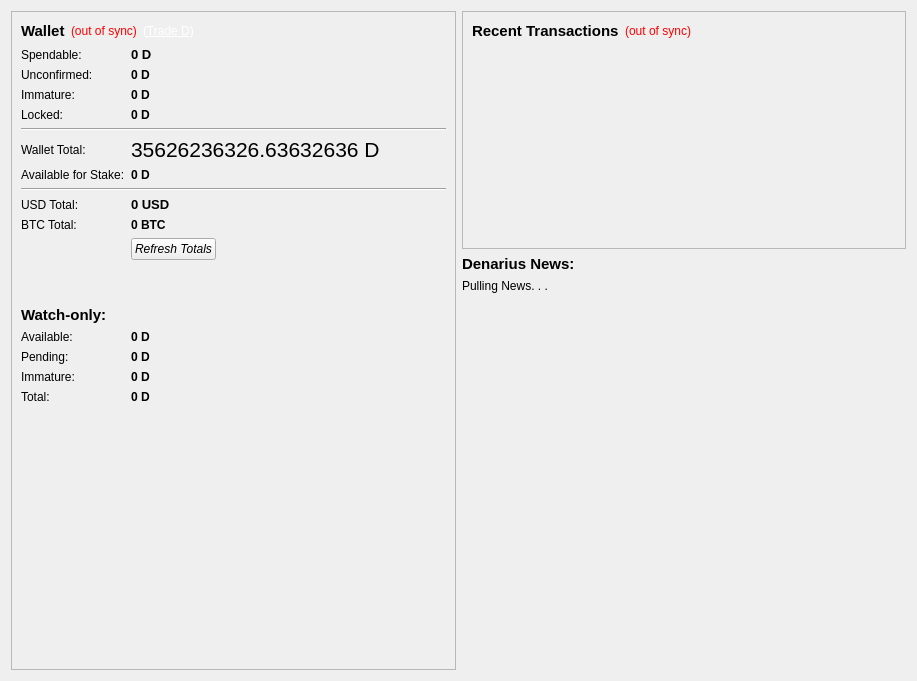
This is src/qt/forms/overviewpage.ui in metaspartan/denarius as Qt 5 draws it before an edit. The edited form follows.
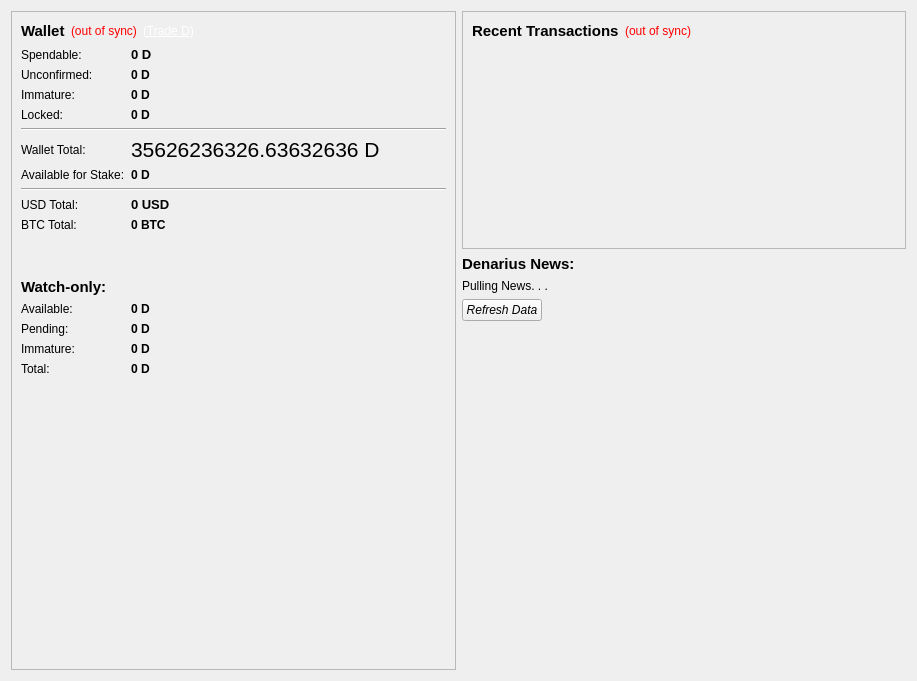
This is the edited form. Icons and pictures are not drawn.

The edit to the form file:
```diff
--- a/src/qt/forms/overviewpage.ui
+++ b/src/qt/forms/overviewpage.ui
@@ -338,49 +338,6 @@
             </property>
            </widget>
           </item>
-          <item row="12" column="1" colspan="2">
-           <widget class="QPushButton" name="refreshButton">
-            <property name="sizePolicy">
-             <sizepolicy hsizetype="Fixed" vsizetype="Fixed">
-              <horstretch>0</horstretch>
-              <verstretch>0</verstretch>
-             </sizepolicy>
-            </property>
-            <property name="baseSize">
-             <size>
-              <width>0</width>
-              <height>0</height>
-             </size>
-            </property>
-            <property name="font">
-             <font>
-              <italic>true</italic>
-             </font>
-            </property>
-            <property name="toolTip">
-             <string>Refresh your USD and BTC estimated totals, forces price data from CMC.</string>
-            </property>
-            <property name="layoutDirection">
-             <enum>Qt::LeftToRight</enum>
-            </property>
-            <property name="text">
-             <string>Refresh Totals</string>
-            </property>
-            <property name="icon">
-             <iconset resource="../bitcoin.qrc">
-              <normaloff>:/icons/refresh</normaloff>:/icons/refresh</iconset>
-            </property>
-            <property name="autoDefault">
-             <bool>false</bool>
-            </property>
-            <property name="default">
-             <bool>false</bool>
-            </property>
-            <property name="flat">
-             <bool>false</bool>
-            </property>
-           </widget>
-          </item>
           <item row="3" column="0">
            <widget class="QLabel" name="labelImmatureText">
             <property name="text">
@@ -686,6 +643,49 @@
        </property>
       </widget>
      </item>
+     <item>
+      <widget class="QPushButton" name="refreshButton">
+       <property name="sizePolicy">
+        <sizepolicy hsizetype="Fixed" vsizetype="Fixed">
+         <horstretch>0</horstretch>
+         <verstretch>0</verstretch>
+        </sizepolicy>
+       </property>
+       <property name="baseSize">
+        <size>
+         <width>0</width>
+         <height>0</height>
+        </size>
+       </property>
+       <property name="font">
+        <font>
+         <italic>true</italic>
+        </font>
+       </property>
+       <property name="toolTip">
+        <string>Refresh your USD and BTC estimated totals, forces price data from CMC.</string>
+       </property>
+       <property name="layoutDirection">
+        <enum>Qt::LeftToRight</enum>
+       </property>
+       <property name="text">
+        <string>Refresh Data</string>
+       </property>
+       <property name="icon">
+        <iconset resource="../bitcoin.qrc">
+         <normaloff>:/icons/refresh</normaloff>:/icons/refresh</iconset>
+       </property>
+       <property name="autoDefault">
+        <bool>false</bool>
+       </property>
+       <property name="default">
+        <bool>false</bool>
+       </property>
+       <property name="flat">
+        <bool>false</bool>
+       </property>
+      </widget>
+     </item>
      <item>
       <spacer name="verticalSpacer_2">
        <property name="orientation">
```
